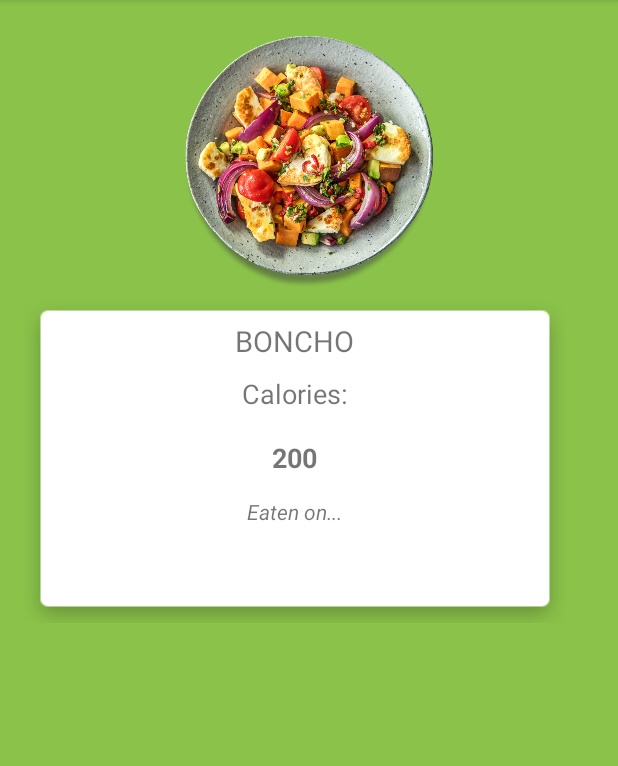
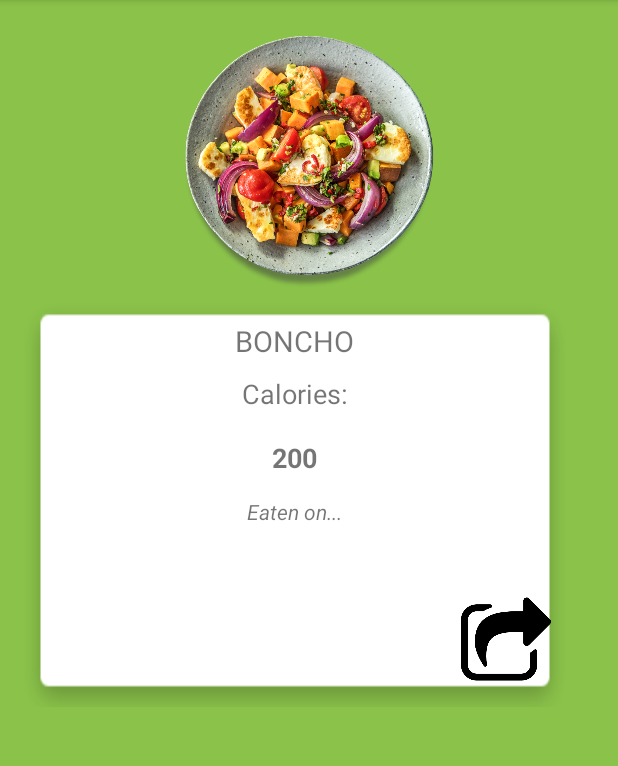
Before and after one commit to IonutPutinica/CalorieCounterAndroid, an Android app: the MealItemDetailsActivity screen opened directly, with no data from a screen before it, on a phone screen of 412 x 824 dp, the part 84-850 px from its top. Run offline under Robolectric (Android 15) with nearby library versions, the phone set to English and light mode, and no system bars.

Commit message:
Added a share button + img in drawable folder

```diff
--- a/app/src/main/res/layout/activity_meal_item_details.xml
+++ b/app/src/main/res/layout/activity_meal_item_details.xml
@@ -64,6 +64,16 @@
             android:layout_width="wrap_content"
             android:layout_height="wrap_content" />
 
+        <Button
+            android:id="@+id/detailsShareButton"
+            android:layout_gravity="right"
+            android:background="@drawable/share"
+            android:layout_marginRight="10dp"
+            android:layout_marginBottom="15dp"
+            android:layout_marginTop="45dp"
+            android:layout_width="60dp"
+            android:layout_height="60dp" />
+
     </LinearLayout>
 
 </RelativeLayout>
```
Also changed, not shown: app/src/main/res/drawable/share.png (added).
